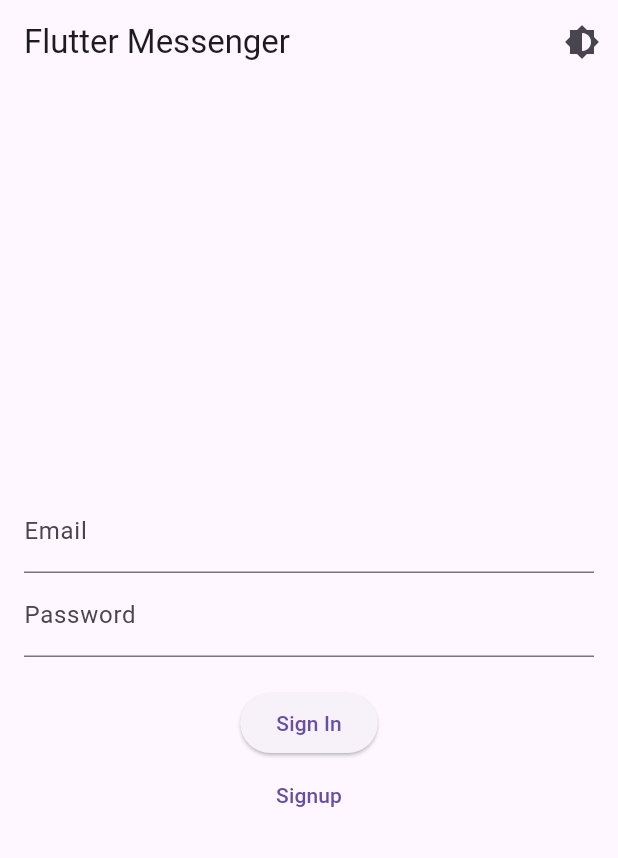
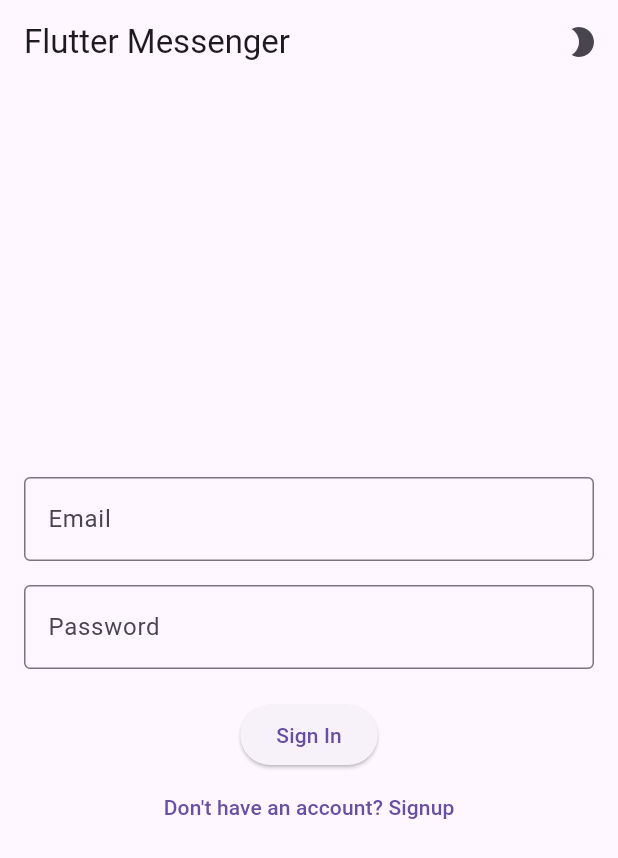
Before and after one commit to caipira113/flutter_firebase, a Flutter app: the screen it shows after launch, after a tap on "Sign In", on a phone screen of 412 x 824 dp. Shown: the top 858 px of the screen. Run offline on Flutter 3.47's test engine with Material 3 defaults, Android fonts, the phone set to English and light mode, and no system bars; our stand-ins replace cloud_firestore, firebase_auth, firebase_core; accounts and stored records are empty; generated files the repository leaves out were written again; network calls fail.

```diff
--- a/lib/main.dart
+++ b/lib/main.dart
@@ -3,7 +3,7 @@ import 'package:firebase_core/firebase_core.dart';
 import 'package:flutter/material.dart';
 import 'package:flutter_firebase/providers/auth.dart';
 import 'package:flutter_firebase/providers/theme.dart';
-import 'package:flutter_firebase/screens/chat.dart';
+import 'package:flutter_firebase/screens/room_list.dart';
 import 'package:flutter_firebase/screens/signin.dart';
 import 'package:provider/provider.dart';
 import 'firebase_options.dart';
@@ -40,10 +40,9 @@ class MyApp extends StatelessWidget {
                     title: const Text('Flutter Messenger'),
                     actions: [
                       IconButton(
-                        icon: Icon(Icons.brightness_6),
+                        icon: Icon(themeProvider.themeMode == ThemeMode.dark ? Icons.brightness_7 : Icons.brightness_2),
                         onPressed: () {
-                          final isDarkMode = themeProvider.themeMode == ThemeMode.dark;
-                          themeProvider.toggleTheme(!isDarkMode);
+                          themeProvider.toggleTheme(themeProvider.themeMode != ThemeMode.dark);
                         },
                       ),
                       if (FirebaseAuth.instance.currentUser != null) // Check if the user is logged in
@@ -55,7 +54,7 @@ class MyApp extends StatelessWidget {
                         ),
                     ],
                   ),
-                  body: authProvider.user == null ? Signin() : Chat(),
+                  body: authProvider.user == null ? Signin() : RoomList(),
                 );
               },
             ),
--- a/lib/screens/signin.dart
+++ b/lib/screens/signin.dart
@@ -3,9 +3,16 @@ import 'package:flutter_firebase/providers/auth.dart';
 import 'package:flutter_firebase/screens/signup.dart';
 import 'package:provider/provider.dart';
 
-class Signin extends StatelessWidget {
+class Signin extends StatefulWidget {
+  @override
+  _SigninState createState() => _SigninState();
+}
+
+class _SigninState extends State<Signin> {
   final TextEditingController emailController = TextEditingController();
   final TextEditingController passwordController = TextEditingController();
+  bool isLoading = false;
+  String errorMessage = '';
 
   @override
   Widget build(BuildContext context) {
@@ -19,26 +26,60 @@ class Signin extends StatelessWidget {
           children: [
             TextField(
               controller: emailController,
-              decoration: const InputDecoration(labelText: 'Email'),
+              decoration: const InputDecoration(
+                labelText: 'Email',
+                border: OutlineInputBorder(),
+              ),
             ),
+            const SizedBox(height: 16),
             TextField(
               controller: passwordController,
-              decoration: const InputDecoration(labelText: 'Password'),
+              decoration: const InputDecoration(
+                labelText: 'Password',
+                border: OutlineInputBorder(),
+              ),
               obscureText: true,
             ),
             const SizedBox(height: 20),
-            ElevatedButton(
-                onPressed: () async {
+            isLoading
+                ? const CircularProgressIndicator()
+                : ElevatedButton(
+              onPressed: () async {
+                setState(() {
+                  isLoading = true;
+                  errorMessage = '';
+                });
+                try {
                   await authProvider.signInWithEmailAndPassword(
                       emailController.text, passwordController.text);
-                },
-                child: const Text('Sign In')),
+                } catch (e) {
+                  setState(() {
+                    errorMessage = e.toString();
+                  });
+                } finally {
+                  setState(() {
+                    isLoading = false;
+                  });
+                }
+              },
+              child: const Text('Sign In'),
+            ),
+            if (errorMessage.isNotEmpty)
+              Padding(
+                padding: const EdgeInsets.all(8.0),
+                child: Text(
+                  errorMessage,
+                  style: TextStyle(color: Theme.of(context).colorScheme.error),
+                ),
+              ),
             TextButton(
-                onPressed: () {
-                  Navigator.of(context)
-                      .push(MaterialPageRoute(builder: (context) => Signup()));
-                },
-                child: const Text("Signup"))
+              onPressed: () {
+                Navigator.of(context).push(
+                  MaterialPageRoute(builder: (context) => Signup()),
+                );
+              },
+              child: const Text("Don't have an account? Signup"),
+            ),
           ],
         ),
       ),
```
Also changed, not shown: lib/providers/auth.dart (+0 -8 lines), lib/screens/chat.dart (+87 -40 lines), lib/screens/room_list.dart (added, +113 -0 lines), lib/screens/signup.dart (+46 -10 lines), lib/services/firestore.dart (+24 -5 lines).
